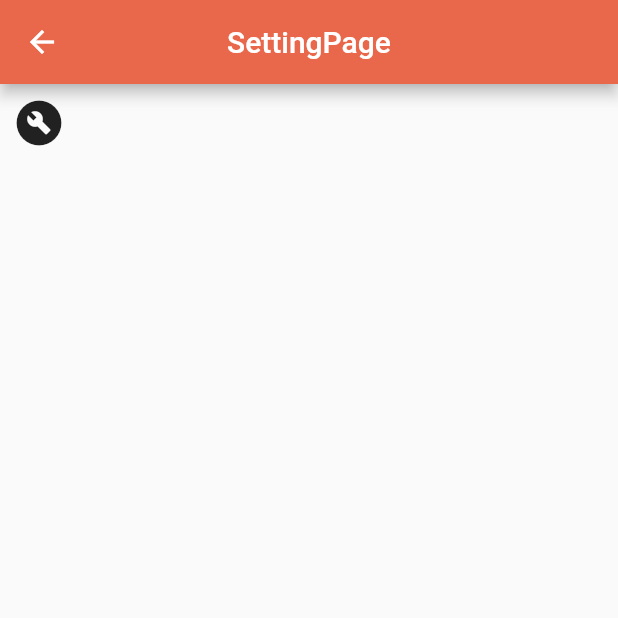
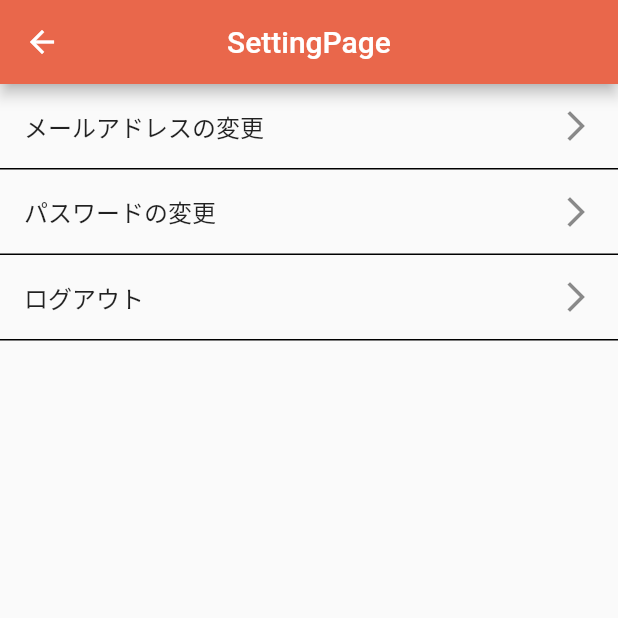
Before and after one commit to oonyaTeam/memory_share, a Flutter app: the SettingPage screen opened directly, on a phone screen of 412 x 824 dp, the top half of it. Run offline on Flutter 3.47's test engine with Material 2 defaults, Android fonts, the phone set to English and light mode, and no system bars; our stand-ins replace geolocator, google_maps_flutter, image_picker; missing offline and left inert: arcore_flutter_plugin, flutter_config.

Commit message:
セッティングページにおいて「メールアドレスの変更」「パスワードの変更」「ログアウト」イベントを作成した。

```diff
--- a/lib/pages/setting_page.dart
+++ b/lib/pages/setting_page.dart
@@ -1,7 +1,10 @@
 import 'package:flutter/material.dart';
+import 'package:memory_share/pages/address_page.dart';
+import 'package:memory_share/pages/password_page.dart';
 
 class SettingPage extends StatelessWidget {
   @override
+
   Widget build(BuildContext context) {
     return Scaffold(
       appBar: AppBar(
@@ -11,11 +14,44 @@ class SettingPage extends StatelessWidget {
       body: Column(
         children: [
           Container(
-              child:IconButton(
-                  icon: Icon(Icons.build_circle),
-                  iconSize: 36,
-                  onPressed: () {}
+              decoration: new BoxDecoration(
+                border: new Border(
+                  bottom: new BorderSide(color: Colors.black),
+                ),
               ),
+              child: ListTile(
+                title: Text('メールアドレスの変更'),
+                  trailing: Icon(Icons.arrow_forward_ios),
+                  onTap: () {
+                    Navigator.push(context, MaterialPageRoute(builder: (context) => AddressPage()));
+                  }
+              )
+          ),
+          Container(
+              decoration: new BoxDecoration(
+                border: new Border(
+                  bottom: new BorderSide(color: Colors.black),
+                ),
+              ),
+              child: ListTile(
+                  title: Text('パスワードの変更'),
+                  trailing: Icon(Icons.arrow_forward_ios),
+                  onTap: () {
+                    Navigator.push(context, MaterialPageRoute(builder: (context) => PasswordPage()));
+                  }
+              )
+          ),
+          Container(
+              decoration: new BoxDecoration(
+                border: new Border(
+                  bottom: new BorderSide(color: Colors.black),
+                ),
+              ),
+              child: ListTile(
+                  title: Text('ログアウト'),
+                  trailing: Icon(Icons.arrow_forward_ios),
+                  onTap:(){}
+              )
           ),
         ],
       ),
```
Also changed, not shown: lib/pages/address_page.dart (added, +16 -0 lines), lib/pages/password_page.dart (added, +16 -0 lines).
